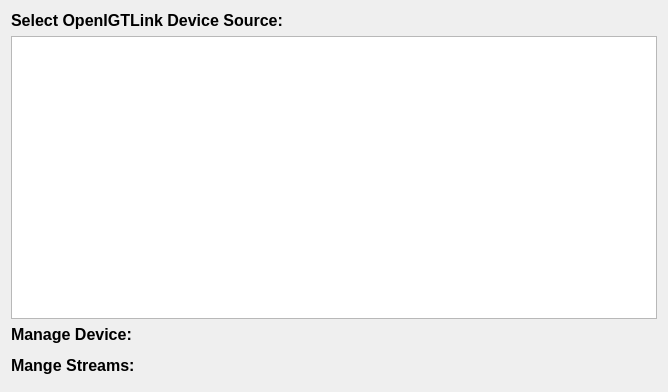
This is Plugins/org.mitk.gui.qt.igtlplugin/src/internal/OpenIGTLinkManagerControls.ui in MITK/MITK as Qt 5 draws it before an edit. The edited form follows.
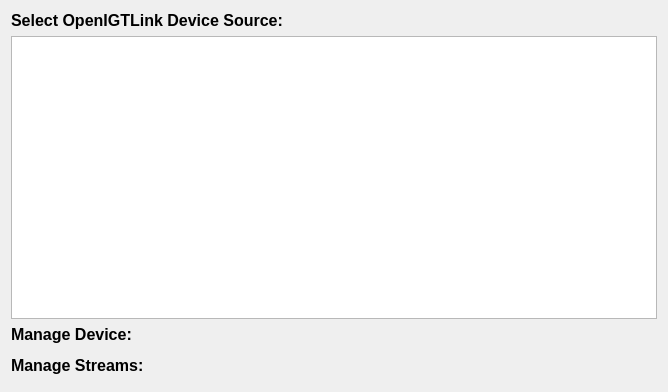
This is the edited form. Custom widgets are drawn as their Qt base class.

```diff
--- a/Plugins/org.mitk.gui.qt.igtlplugin/src/internal/OpenIGTLinkManagerControls.ui
+++ b/Plugins/org.mitk.gui.qt.igtlplugin/src/internal/OpenIGTLinkManagerControls.ui
@@ -64,7 +64,7 @@
       </font>
      </property>
      <property name="text">
-      <string>Mange Streams:</string>
+      <string>Manage Streams:</string>
      </property>
     </widget>
    </item>
```
